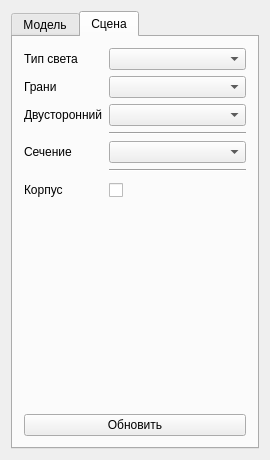
Before: the Qt Designer form PneumocylinderConfigurator/ParamsWidget.ui in maxchistt/PneumocylinderConfigurator, drawn with Qt 5.
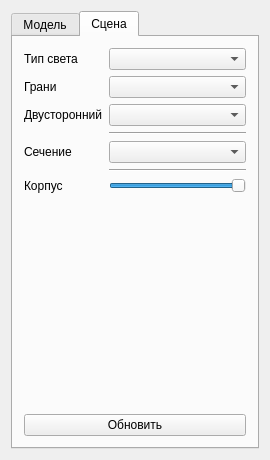
After: the same form once the commit is applied. The open tabs and pages were chosen to show the change.

What changed in the file:
```diff
--- a/PneumocylinderConfigurator/ParamsWidget.ui
+++ b/PneumocylinderConfigurator/ParamsWidget.ui
@@ -261,48 +261,6 @@
            </property>
           </widget>
          </item>
-         <item row="6" column="1">
-          <widget class="QCheckBox" name="checkBox_frame">
-           <property name="sizePolicy">
-            <sizepolicy hsizetype="Minimum" vsizetype="Fixed">
-             <horstretch>0</horstretch>
-             <verstretch>24</verstretch>
-            </sizepolicy>
-           </property>
-           <property name="minimumSize">
-            <size>
-             <width>0</width>
-             <height>24</height>
-            </size>
-           </property>
-           <property name="sizeIncrement">
-            <size>
-             <width>0</width>
-             <height>0</height>
-            </size>
-           </property>
-           <property name="baseSize">
-            <size>
-             <width>0</width>
-             <height>0</height>
-            </size>
-           </property>
-           <property name="font">
-            <font>
-             <pointsize>8</pointsize>
-            </font>
-           </property>
-           <property name="text">
-            <string/>
-           </property>
-           <property name="iconSize">
-            <size>
-             <width>24</width>
-             <height>24</height>
-            </size>
-           </property>
-          </widget>
-         </item>
          <item row="5" column="1">
           <widget class="Line" name="line_4">
            <property name="orientation">
@@ -317,6 +275,19 @@
            </property>
           </widget>
          </item>
+         <item row="6" column="1">
+          <widget class="QSlider" name="horizontalSlider_frameTransp">
+           <property name="maximum">
+            <number>100</number>
+           </property>
+           <property name="value">
+            <number>100</number>
+           </property>
+           <property name="orientation">
+            <enum>Qt::Horizontal</enum>
+           </property>
+          </widget>
+         </item>
         </layout>
        </item>
        <item>
```
